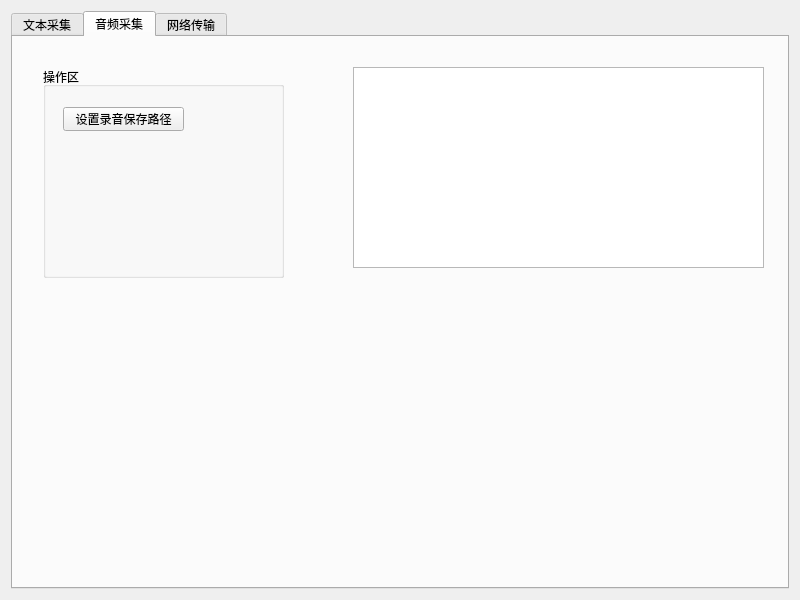
The window that SignalTransmitter/mainwindow.ui (RyougiSama/SignalTransmitter) describes before a commit, drawn with Qt 5.
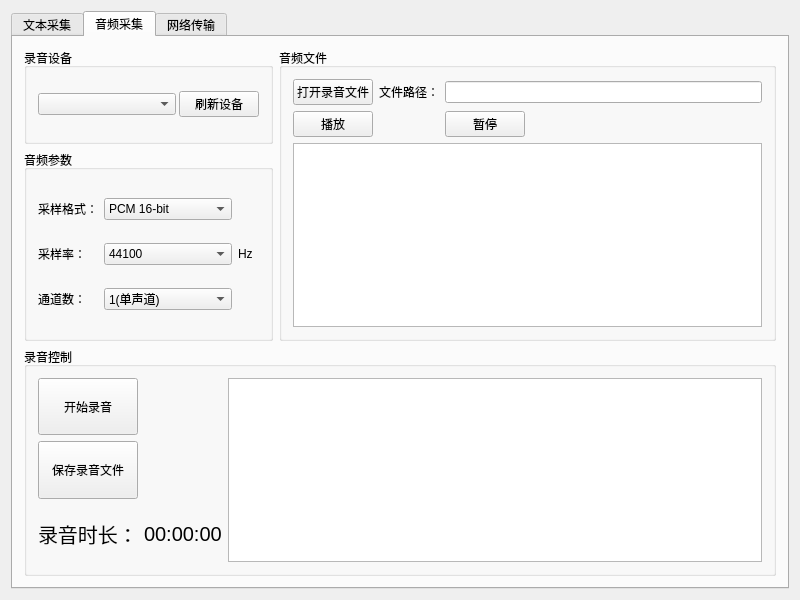
The same window after the commit. The open tabs and pages were chosen to show the change. Icons and pictures are not drawn. Custom widgets are drawn as their Qt base class.

Commit message:
添加音频模型及相关UI更新
在 `SignalTransmitter.vcxproj` 中添加了多个源文件的编译项，并更新了 QtMoc 包含项。
在 `mainwindow.cpp` 中初始化了音频模型，并添加了音频设置初始化方法和刷新设备的槽函数。
在 `mainwindow.h` 中声明了音频设置方法，并添加了 `AudioModel` 指针。
更新了 `mainwindow.ui`，增加了音频设备选择下拉框及相关按钮。
新增 `audiomodel.cpp` 和 `audiomodel.h` 文件，定义了音频管理类。
添加了多个图像资源文件以支持 UI 界面图标显示。

Diff of the .ui file:
```diff
--- a/SignalTransmitter/mainwindow.ui
+++ b/SignalTransmitter/mainwindow.ui
@@ -181,45 +181,349 @@
       <attribute name="title">
        <string>音频采集</string>
       </attribute>
-      <widget class="QGroupBox" name="groupBox">
-       <property name="geometry">
-        <rect>
-         <x>30</x>
-         <y>30</y>
-         <width>241</width>
-         <height>211</height>
-        </rect>
-       </property>
-       <property name="title">
-        <string>操作区</string>
-       </property>
-       <widget class="QPushButton" name="pushButton">
-        <property name="geometry">
-         <rect>
-          <x>20</x>
-          <y>40</y>
-          <width>121</width>
-          <height>24</height>
-         </rect>
-        </property>
-        <property name="cursor">
-         <cursorShape>PointingHandCursor</cursorShape>
-        </property>
-        <property name="text">
-         <string>设置录音保存路径</string>
-        </property>
-       </widget>
-      </widget>
-      <widget class="QGraphicsView" name="graphicsView">
-       <property name="geometry">
-        <rect>
-         <x>340</x>
-         <y>30</y>
-         <width>411</width>
-         <height>201</height>
-        </rect>
-       </property>
-      </widget>
+      <layout class="QGridLayout" name="gridLayout_11" columnstretch="1,2">
+       <item row="0" column="0">
+        <layout class="QVBoxLayout" name="verticalLayout_2" stretch="1,2">
+         <item>
+          <widget class="QGroupBox" name="groupBox">
+           <property name="title">
+            <string>录音设备</string>
+           </property>
+           <layout class="QHBoxLayout" name="horizontalLayout" stretch="2,1">
+            <property name="spacing">
+             <number>3</number>
+            </property>
+            <item>
+             <widget class="QComboBox" name="comboBox_audio_devices"/>
+            </item>
+            <item>
+             <widget class="QPushButton" name="btn_refresh_devices">
+              <property name="cursor">
+               <cursorShape>PointingHandCursor</cursorShape>
+              </property>
+              <property name="text">
+               <string>刷新设备</string>
+              </property>
+             </widget>
+            </item>
+           </layout>
+          </widget>
+         </item>
+         <item>
+          <widget class="QGroupBox" name="groupBox_8">
+           <property name="title">
+            <string>音频参数</string>
+           </property>
+           <layout class="QGridLayout" name="gridLayout_8" columnstretch="1,6,1">
+            <item row="0" column="0">
+             <widget class="QLabel" name="label_3">
+              <property name="text">
+               <string>采样格式：</string>
+              </property>
+             </widget>
+            </item>
+            <item row="0" column="1">
+             <widget class="QComboBox" name="comboBox_sample_format">
+              <item>
+               <property name="text">
+                <string>PCM 16-bit</string>
+               </property>
+              </item>
+              <item>
+               <property name="text">
+                <string>PCM float</string>
+               </property>
+              </item>
+             </widget>
+            </item>
+            <item row="1" column="0">
+             <widget class="QLabel" name="label_4">
+              <property name="text">
+               <string>采样率：</string>
+              </property>
+             </widget>
+            </item>
+            <item row="1" column="1">
+             <widget class="QComboBox" name="comboBox_sample_rate">
+              <item>
+               <property name="text">
+                <string>44100</string>
+               </property>
+              </item>
+              <item>
+               <property name="text">
+                <string>16000</string>
+               </property>
+              </item>
+              <item>
+               <property name="text">
+                <string>8000</string>
+               </property>
+              </item>
+             </widget>
+            </item>
+            <item row="1" column="2">
+             <widget class="QLabel" name="label_6">
+              <property name="text">
+               <string>Hz</string>
+              </property>
+             </widget>
+            </item>
+            <item row="2" column="0">
+             <widget class="QLabel" name="label_5">
+              <property name="text">
+               <string>通道数：</string>
+              </property>
+             </widget>
+            </item>
+            <item row="2" column="1">
+             <widget class="QComboBox" name="comboBox_channel_count">
+              <item>
+               <property name="text">
+                <string>1(单声道)</string>
+               </property>
+              </item>
+              <item>
+               <property name="text">
+                <string>2(立体声)</string>
+               </property>
+              </item>
+             </widget>
+            </item>
+           </layout>
+          </widget>
+         </item>
+        </layout>
+       </item>
+       <item row="0" column="1">
+        <widget class="QGroupBox" name="groupBox_10">
+         <property name="title">
+          <string>音频文件</string>
+         </property>
+         <layout class="QGridLayout" name="gridLayout_10">
+          <item row="0" column="0">
+           <widget class="QPushButton" name="btn_open_record_file">
+            <property name="font">
+             <font>
+              <pointsize>9</pointsize>
+             </font>
+            </property>
+            <property name="cursor">
+             <cursorShape>PointingHandCursor</cursorShape>
+            </property>
+            <property name="text">
+             <string>打开录音文件</string>
+            </property>
+            <property name="icon">
+             <iconset resource="mainwindow.qrc">
+              <normaloff>:/MainWindow/Resource/file_open.png</normaloff>:/MainWindow/Resource/file_open.png</iconset>
+            </property>
+            <property name="iconSize">
+             <size>
+              <width>20</width>
+              <height>20</height>
+             </size>
+            </property>
+            <property name="checkable">
+             <bool>false</bool>
+            </property>
+           </widget>
+          </item>
+          <item row="0" column="1">
+           <widget class="QLabel" name="label_8">
+            <property name="text">
+             <string>文件路径：</string>
+            </property>
+           </widget>
+          </item>
+          <item row="0" column="2">
+           <widget class="QLineEdit" name="lineEdit"/>
+          </item>
+          <item row="1" column="0">
+           <widget class="QPushButton" name="btn_play_record">
+            <property name="sizePolicy">
+             <sizepolicy hsizetype="Fixed" vsizetype="Fixed">
+              <horstretch>0</horstretch>
+              <verstretch>0</verstretch>
+             </sizepolicy>
+            </property>
+            <property name="minimumSize">
+             <size>
+              <width>0</width>
+              <height>0</height>
+             </size>
+            </property>
+            <property name="baseSize">
+             <size>
+              <width>0</width>
+              <height>0</height>
+             </size>
+            </property>
+            <property name="font">
+             <font>
+              <pointsize>9</pointsize>
+             </font>
+            </property>
+            <property name="cursor">
+             <cursorShape>PointingHandCursor</cursorShape>
+            </property>
+            <property name="text">
+             <string>播放</string>
+            </property>
+            <property name="icon">
+             <iconset resource="mainwindow.qrc">
+              <normaloff>:/MainWindow/Resource/media_control.png</normaloff>:/MainWindow/Resource/media_control.png</iconset>
+            </property>
+            <property name="iconSize">
+             <size>
+              <width>20</width>
+              <height>20</height>
+             </size>
+            </property>
+           </widget>
+          </item>
+          <item row="1" column="2">
+           <widget class="QPushButton" name="btn_suspend_record">
+            <property name="sizePolicy">
+             <sizepolicy hsizetype="Fixed" vsizetype="Fixed">
+              <horstretch>0</horstretch>
+              <verstretch>0</verstretch>
+             </sizepolicy>
+            </property>
+            <property name="font">
+             <font>
+              <pointsize>9</pointsize>
+             </font>
+            </property>
+            <property name="cursor">
+             <cursorShape>PointingHandCursor</cursorShape>
+            </property>
+            <property name="text">
+             <string>暂停</string>
+            </property>
+            <property name="icon">
+             <iconset resource="mainwindow.qrc">
+              <normaloff>:/MainWindow/Resource/media_control_stop.png</normaloff>:/MainWindow/Resource/media_control_stop.png</iconset>
+            </property>
+            <property name="iconSize">
+             <size>
+              <width>20</width>
+              <height>20</height>
+             </size>
+            </property>
+           </widget>
+          </item>
+          <item row="2" column="0" colspan="3">
+           <widget class="QGraphicsView" name="graphicsView_2"/>
+          </item>
+         </layout>
+        </widget>
+       </item>
+       <item row="1" column="0" colspan="2">
+        <widget class="QGroupBox" name="groupBox_9">
+         <property name="title">
+          <string>录音控制</string>
+         </property>
+         <layout class="QGridLayout" name="gridLayout_9">
+          <item row="0" column="0">
+           <widget class="QPushButton" name="btn_record_switch">
+            <property name="sizePolicy">
+             <sizepolicy hsizetype="Minimum" vsizetype="Minimum">
+              <horstretch>0</horstretch>
+              <verstretch>0</verstretch>
+             </sizepolicy>
+            </property>
+            <property name="font">
+             <font>
+              <pointsize>9</pointsize>
+             </font>
+            </property>
+            <property name="cursor">
+             <cursorShape>PointingHandCursor</cursorShape>
+            </property>
+            <property name="text">
+             <string>开始录音</string>
+            </property>
+            <property name="icon">
+             <iconset resource="mainwindow.qrc">
+              <normaloff>:/MainWindow/Resource/microphone.png</normaloff>:/MainWindow/Resource/microphone.png</iconset>
+            </property>
+            <property name="iconSize">
+             <size>
+              <width>20</width>
+              <height>20</height>
+             </size>
+            </property>
+            <property name="checkable">
+             <bool>true</bool>
+            </property>
+           </widget>
+          </item>
+          <item row="0" column="2" rowspan="3">
+           <widget class="QGraphicsView" name="graphicsView"/>
+          </item>
+          <item row="1" column="0">
+           <widget class="QPushButton" name="btn_save_record_file">
+            <property name="sizePolicy">
+             <sizepolicy hsizetype="Minimum" vsizetype="Minimum">
+              <horstretch>0</horstretch>
+              <verstretch>0</verstretch>
+             </sizepolicy>
+            </property>
+            <property name="font">
+             <font>
+              <pointsize>9</pointsize>
+             </font>
+            </property>
+            <property name="cursor">
+             <cursorShape>PointingHandCursor</cursorShape>
+            </property>
+            <property name="text">
+             <string>保存录音文件</string>
+            </property>
+            <property name="icon">
+             <iconset resource="mainwindow.qrc">
+              <normaloff>:/MainWindow/Resource/file_save.png</normaloff>:/MainWindow/Resource/file_save.png</iconset>
+            </property>
+            <property name="iconSize">
+             <size>
+              <width>20</width>
+              <height>20</height>
+             </size>
+            </property>
+            <property name="checkable">
+             <bool>false</bool>
+            </property>
+           </widget>
+          </item>
+          <item row="2" column="0">
+           <widget class="QLabel" name="label_7">
+            <property name="font">
+             <font>
+              <pointsize>15</pointsize>
+             </font>
+            </property>
+            <property name="text">
+             <string>录音时长：</string>
+            </property>
+           </widget>
+          </item>
+          <item row="2" column="1">
+           <widget class="QLabel" name="label_recording_duration">
+            <property name="font">
+             <font>
+              <pointsize>15</pointsize>
+             </font>
+            </property>
+            <property name="text">
+             <string>00:00:00</string>
+            </property>
+           </widget>
+          </item>
+         </layout>
+        </widget>
+       </item>
+      </layout>
      </widget>
      <widget class="QWidget" name="tab_network">
       <attribute name="title">
```
Left out of the diff: 2 changed lines with no effect on the pictures. The commit also changes 12 other files.
